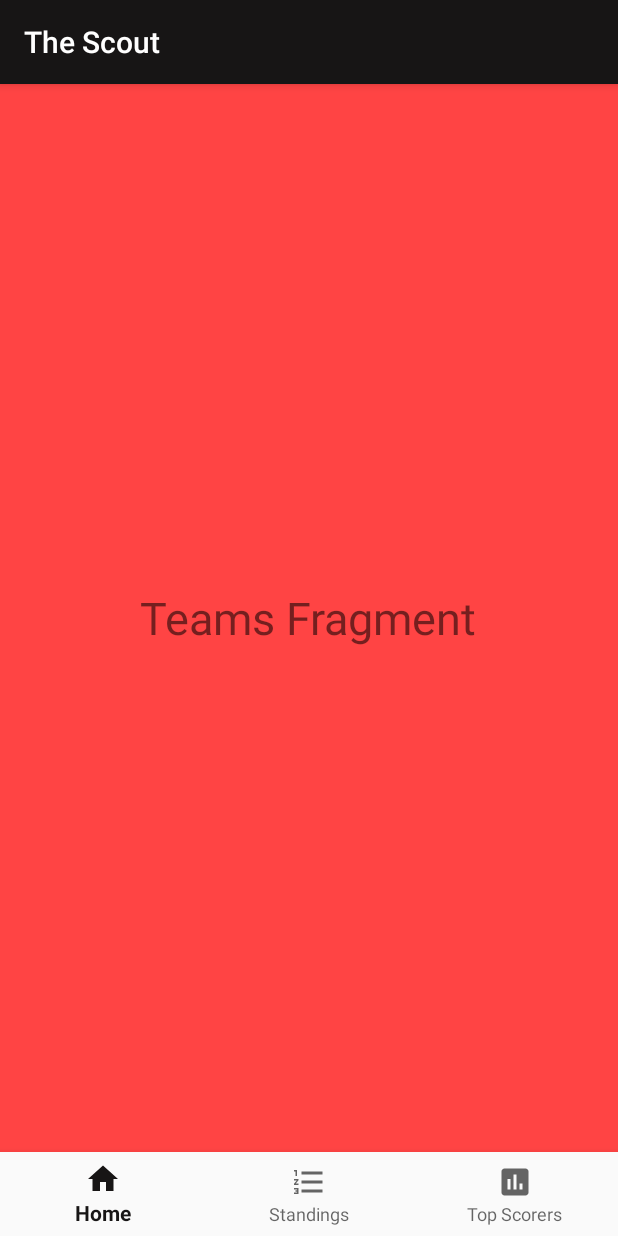
After one commit to barakamulas/TheScout, an Android app: the EplStatsActivity screen opened directly, with no data from a screen before it, on a phone screen of 412 x 824 dp. The commit adds this screen. Run offline under Robolectric (Android 15) with nearby library versions, the phone set to English and light mode, and no system bars.

Commit message:
Create a bottom navigation activity

```diff
--- a/app/src/main/AndroidManifest.xml
+++ b/app/src/main/AndroidManifest.xml
@@ -1,7 +1,8 @@
 <?xml version="1.0" encoding="utf-8"?>
 <manifest xmlns:android="http://schemas.android.com/apk/res/android"
     package="com.baraka.thescout">
-    <uses-permission android:name="android.permission.INTERNET"/>
+
+    <uses-permission android:name="android.permission.INTERNET" />
 
     <application
         android:allowBackup="true"
@@ -10,6 +11,7 @@
         android:roundIcon="@mipmap/ic_launcher_round"
         android:supportsRtl="true"
         android:theme="@style/MyTheme">
+        <activity android:name=".ui.EplStatsActivity"></activity>
         <activity android:name=".ui.CompetitionActivity">
             <meta-data
                 android:name="android.support.PARENT_ACTIVITY"
--- /dev/null
+++ b/app/src/main/java/com/baraka/thescout/NavHomeFragment.java
@@ -0,0 +1,18 @@
+package com.baraka.thescout;
+
+import android.os.Bundle;
+import android.view.LayoutInflater;
+import android.view.View;
+import android.view.ViewGroup;
+
+import androidx.annotation.Nullable;
+import androidx.fragment.app.Fragment;
+
+public class NavHomeFragment extends Fragment {
+
+    @Nullable
+    @Override
+    public View onCreateView(LayoutInflater inflater, @Nullable ViewGroup container, @Nullable Bundle savedInstanceState) {
+        return inflater.inflate(R.layout.nav_home_fragment, container, false);
+    }
+}
--- a/app/src/main/java/com/baraka/thescout/network/EplApi.java
+++ b/app/src/main/java/com/baraka/thescout/network/EplApi.java
@@ -7,7 +7,7 @@ import retrofit2.http.GET;
 
 public interface EplApi {
 
-    @GET("competitions/2019/teams")
+    @GET("competitions/2021/teams")
     Call<EplResponse> getTeams(
     );
 }
--- /dev/null
+++ b/app/src/main/java/com/baraka/thescout/ui/EplStatsActivity.java
@@ -0,0 +1,57 @@
+package com.baraka.thescout.ui;
+
+import androidx.annotation.NonNull;
+import androidx.appcompat.app.AppCompatActivity;
+import androidx.fragment.app.Fragment;
+
+import android.os.Bundle;
+import android.view.MenuItem;
+
+import com.baraka.thescout.NavHomeFragment;
+import com.baraka.thescout.NavScorersFragment;
+import com.baraka.thescout.NavStandingsFragment;
+import com.baraka.thescout.R;
+import com.google.android.material.bottomnavigation.BottomNavigationView;
+
+public class EplStatsActivity extends AppCompatActivity {
+
+    @Override
+    protected void onCreate(Bundle savedInstanceState) {
+        super.onCreate(savedInstanceState);
+        setContentView(R.layout.activity_epl_stats);
+
+        BottomNavigationView bottomNav = findViewById(R.id.bottom_navigation);
+        bottomNav.setOnNavigationItemSelectedListener(navListener);
+
+        //I added this if statement to keep the selected fragment when rotating the device
+        if (savedInstanceState == null) {
+            getSupportFragmentManager().beginTransaction().replace(R.id.fragment_container,
+                    new NavHomeFragment()).commit();
+        }
+    }
+
+    private BottomNavigationView.OnNavigationItemSelectedListener navListener =
+            new BottomNavigationView.OnNavigationItemSelectedListener() {
+                @Override
+                public boolean onNavigationItemSelected(@NonNull MenuItem item) {
+                    Fragment selectedFragment = null;
+
+                    switch (item.getItemId()) {
+                        case R.id.nav_home:
+                            selectedFragment = new NavHomeFragment();
+                            break;
+                        case R.id.nav_scorers:
+                            selectedFragment = new NavScorersFragment();
+                            break;
+                        case R.id.nav_standings:
+                            selectedFragment = new NavStandingsFragment();
+                            break;
+                    }
+
+                    getSupportFragmentManager().beginTransaction().replace(R.id.fragment_container,
+                            selectedFragment).commit();
+
+                    return true;
+                }
+            };
+}
--- /dev/null
+++ b/app/src/main/res/drawable/ic_chart.xml
@@ -0,0 +1,9 @@
+<vector xmlns:android="http://schemas.android.com/apk/res/android"
+        android:width="24dp"
+        android:height="24dp"
+        android:viewportWidth="24.0"
+        android:viewportHeight="24.0">
+    <path
+        android:fillColor="#FF000000"
+        android:pathData="M19,3L5,3c-1.1,0 -2,0.9 -2,2v14c0,1.1 0.9,2 2,2h14c1.1,0 2,-0.9 2,-2L21,5c0,-1.1 -0.9,-2 -2,-2zM9,17L7,17v-7h2v7zM13,17h-2L11,7h2v10zM17,17h-2v-4h2v4z"/>
+</vector>
--- /dev/null
+++ b/app/src/main/res/drawable/ic_table.xml
@@ -0,0 +1,9 @@
+<vector xmlns:android="http://schemas.android.com/apk/res/android"
+        android:width="24dp"
+        android:height="24dp"
+        android:viewportWidth="24.0"
+        android:viewportHeight="24.0">
+    <path
+        android:fillColor="#FF000000"
+        android:pathData="M2,17h2v0.5L3,17.5v1h1v0.5L2,19v1h3v-4L2,16v1zM3,8h1L4,4L2,4v1h1v3zM2,11h1.8L2,13.1v0.9h3v-1L3.2,13L5,10.9L5,10L2,10v1zM7,5v2h14L21,5L7,5zM7,19h14v-2L7,17v2zM7,13h14v-2L7,11v2z"/>
+</vector>
--- /dev/null
+++ b/app/src/main/res/layout/activity_epl_stats.xml
@@ -0,0 +1,25 @@
+<?xml version="1.0" encoding="utf-8"?>
+<RelativeLayout xmlns:android="http://schemas.android.com/apk/res/android"
+    xmlns:app="http://schemas.android.com/apk/res-auto"
+    xmlns:tools="http://schemas.android.com/tools"
+    android:layout_width="match_parent"
+    android:layout_height="match_parent"
+    tools:context=".ui.EplStatsActivity">
+
+    <FrameLayout
+        android:id="@+id/fragment_container"
+        android:layout_width="match_parent"
+        android:layout_height="match_parent"
+        android:layout_above="@id/bottom_navigation"/>
+
+
+    <com.google.android.material.bottomnavigation.BottomNavigationView
+        android:id="@+id/bottom_navigation"
+        android:layout_width="match_parent"
+        android:layout_height="wrap_content"
+        android:layout_alignParentBottom="true"
+        app:menu="@menu/bottom_menu"
+        android:background="?android:attr/windowBackground"/>
+
+
+</RelativeLayout>
--- /dev/null
+++ b/app/src/main/res/layout/nav_home_fragment.xml
@@ -0,0 +1,14 @@
+<?xml version="1.0" encoding="utf-8"?>
+<RelativeLayout xmlns:android="http://schemas.android.com/apk/res/android"
+    android:layout_width="match_parent"
+    android:layout_height="match_parent"
+    android:background="@android:color/holo_red_light">
+
+    <TextView
+        android:layout_width="wrap_content"
+        android:layout_height="wrap_content"
+        android:text="@string/teams_fragment"
+        android:textSize="30sp"
+        android:layout_centerInParent="true"/>
+
+</RelativeLayout>
--- /dev/null
+++ b/app/src/main/res/menu/bottom_menu.xml
@@ -0,0 +1,20 @@
+<?xml version="1.0" encoding="utf-8"?>
+<menu xmlns:android="http://schemas.android.com/apk/res/android">
+
+
+    <item
+        android:id="@+id/nav_home"
+        android:icon="@drawable/ic_home"
+        android:title="@string/home" />
+
+    <item
+        android:id="@+id/nav_standings"
+        android:icon="@drawable/ic_table"
+        android:title="@string/standings" />
+
+    <item
+        android:id="@+id/nav_scorers"
+        android:icon="@drawable/ic_chart"
+        android:title="@string/top_scorers" />
+
+</menu>
--- /dev/null
+++ b/app/src/main/res/values-w820dp/dimens.xml
@@ -0,0 +1,6 @@
+<resources>
+    <!-- Example customization of dimensions originally defined in res/values/dimens.xml
+         (such as screen margins) for screens with more than 820dp of available width. This
+         would include 7" and 10" devices in landscape (~960dp and ~1280dp respectively). -->
+    <dimen name="activity_horizontal_margin">64dp</dimen>
+</resources>
--- a/app/src/main/res/values/strings.xml
+++ b/app/src/main/res/values/strings.xml
@@ -34,4 +34,12 @@
     <string name="view_teams">View Teams</string>
     <string name="team_logo">Team Logo</string>
     <string name="info_icon">info icon</string>
+    <string name="title_activity_epl_stats">EplStatsActivity</string>
+    <string name="tab_text_1">Tab 1</string>
+    <string name="tab_text_2">Tab 2</string>
+    <string name="standings">Standings</string>
+    <string name="top_scorers">Top Scorers</string>
+    <string name="standings_fragment">Standings Fragment</string>
+    <string name="scorers_fragment">Scorers Fragment</string>
+    <string name="teams_fragment">Teams Fragment</string>
 </resources>
--- a/app/src/main/res/values/styles.xml
+++ b/app/src/main/res/values/styles.xml
@@ -14,11 +14,15 @@
         <item name="colorAccent">@color/myBrown</item>
     </style>
 
-    <style name="NoActionBarTheme" parent="Theme.AppCompat.Light.NoActionBar"/>
+    <style name="NoActionBarTheme" parent="Theme.AppCompat.Light.NoActionBar" />
 
     <style name="AppTheme.NoActionBar">
         <item name="windowActionBar">false</item>
         <item name="windowNoTitle">true</item>
     </style>
 
+    <style name="AppTheme.AppBarOverlay" parent="ThemeOverlay.AppCompat.Dark.ActionBar" />
+
+    <style name="AppTheme.PopupOverlay" parent="ThemeOverlay.AppCompat.Light" />
+
 </resources>
```
Also changed, not shown: app/build.gradle (+8 -1 lines), app/src/main/java/com/baraka/thescout/NavScorersFragment.java (added, +18 -0 lines), app/src/main/java/com/baraka/thescout/NavStandingsFragment.java (added, +19 -0 lines), app/src/main/res/drawable/ic_more.xml (added, +9 -0 lines), app/src/main/res/layout/nav_scorers_fragment.xml (added, +14 -0 lines), app/src/main/res/layout/nav_standings_fragment.xml (added, +14 -0 lines), app/src/main/res/layout/teams_list_item.xml (+5 -4 lines), app/src/main/res/values/dimens.xml (added, +8 -0 lines).
